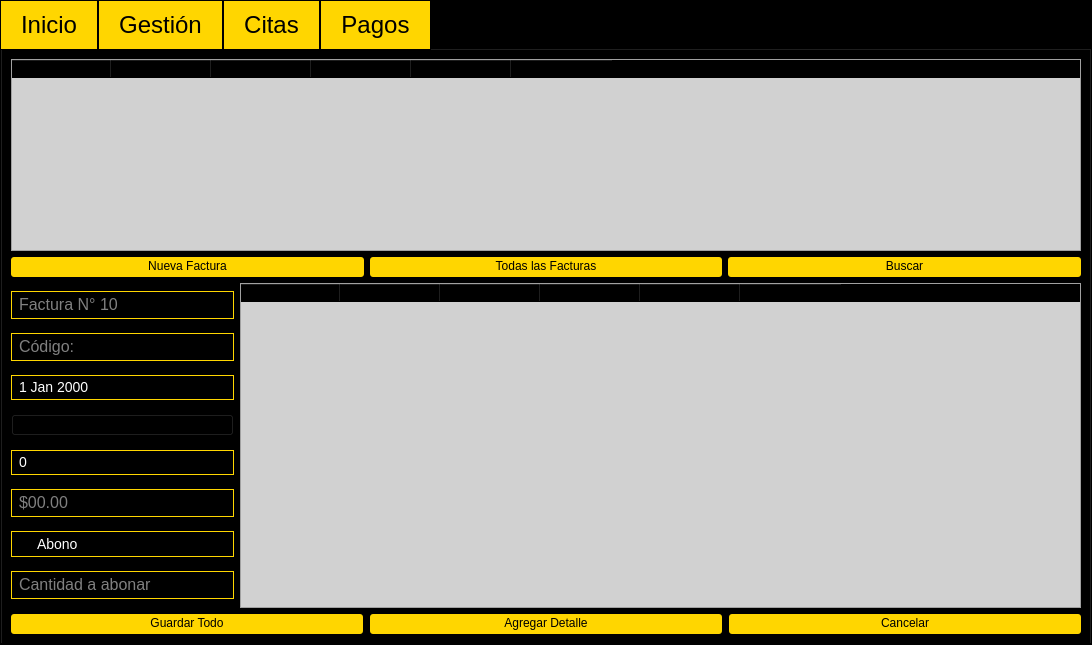
First picture: the form in GymFitness/View/gymoperations.ui, repository J-Pinos3/Desktop_GymManagement, before the edit.
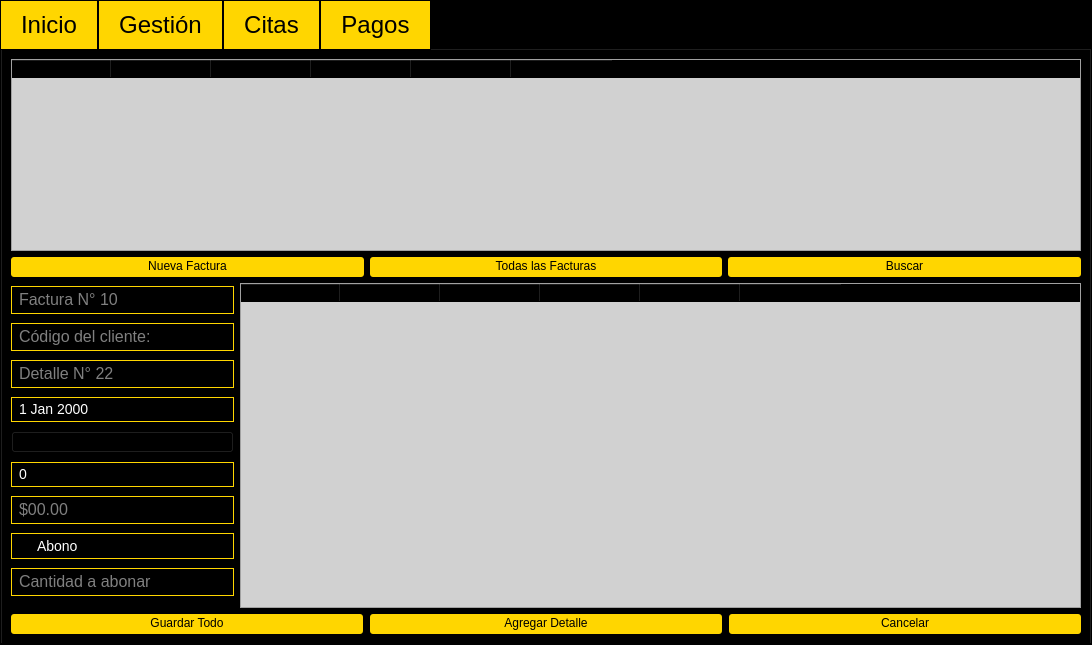
Second picture: the form after the edit.

Commit message: modified planelegido and detalle factura in .sql file, create empty invoice and get them and create invoice line in paymentcontrollers, added models detallefactura and factura, new table in gym operations ui

Diff of the .ui file:
```diff
--- a/GymFitness/View/gymoperations.ui
+++ b/GymFitness/View/gymoperations.ui
@@ -798,7 +798,20 @@
                 </size>
                </property>
                <property name="placeholderText">
-                <string>Código:</string>
+                <string>Código del cliente:</string>
+               </property>
+              </widget>
+             </item>
+             <item>
+              <widget class="QLineEdit" name="txt">
+               <property name="sizePolicy">
+                <sizepolicy hsizetype="Preferred" vsizetype="Fixed">
+                 <horstretch>0</horstretch>
+                 <verstretch>0</verstretch>
+                </sizepolicy>
+               </property>
+               <property name="placeholderText">
+                <string>Detalle N° 22</string>
                </property>
               </widget>
              </item>
```
Left out of the diff: 2 changed lines with no effect on the pictures. The commit also changes 18 other files.
